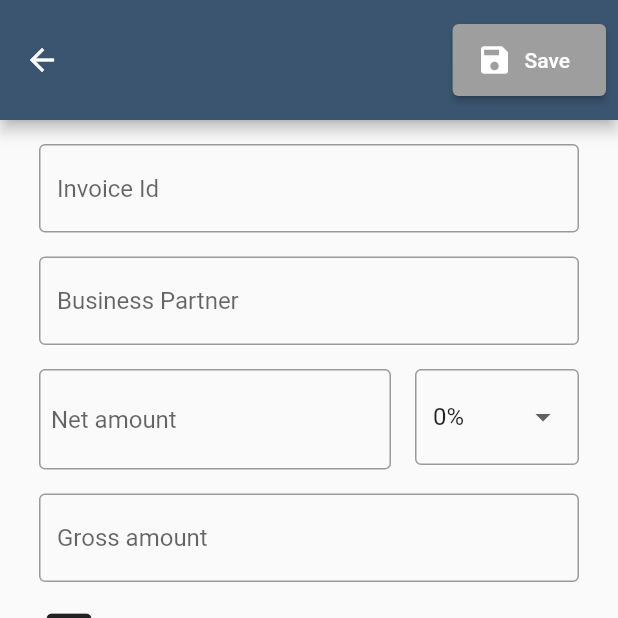
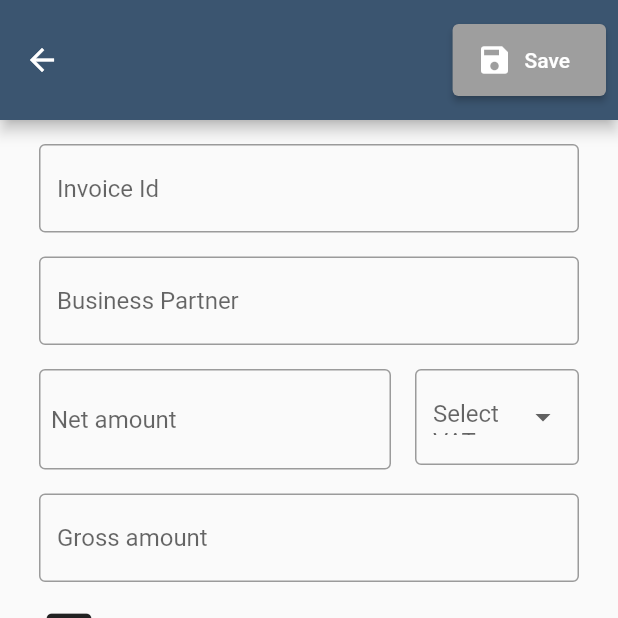
Before and after one commit to ciurkoj/invoices, a Flutter app: the screen it shows after launch, after a tap on the "add" icon, on a phone screen of 412 x 824 dp, the top half of it. Run offline on Flutter 3.47's test engine with Material 2 defaults, Android fonts, the phone set to English and light mode, and no system bars; our stand-ins replace file_picker, flutter_svg, sqflite; missing offline and left inert: pdfx; accounts and stored records are empty.

Commit message:
Updated widgets, improved pdf view, details page and form widget

```diff
--- a/lib/db/invoice_database.dart
+++ b/lib/db/invoice_database.dart
@@ -37,7 +37,7 @@ class InvoiceDatabase {
     ${InvoiceFields.netAmount} $doubleType,
     ${InvoiceFields.grossAmount} $textType,
     ${InvoiceFields.vat} $integerType,
-    ${InvoiceFields.filePath} $textType
+    ${InvoiceFields.file} $textType
     )
     ''');
   }
@@ -45,7 +45,7 @@ class InvoiceDatabase {
   Future<Invoice> create(Invoice invoice) async {
     final db = await instance.database;
 
-    final id = await (db.insert(tableInvoice, invoice.toJson()));
+    final id = await (db.insert(tableInvoice, invoice.toJson(invoice)));
     return invoice.copy(id: id);
   }
 
@@ -79,7 +79,7 @@ class InvoiceDatabase {
 
     return db.update(
       tableInvoice,
-      invoice.toJson(),
+      invoice.toJson(invoice),
       where: '${InvoiceFields.id} = ?',
       whereArgs: [invoice.id],
     );
--- a/lib/models/invoice.dart
+++ b/lib/models/invoice.dart
@@ -1,13 +1,15 @@
+import 'dart:convert';
+import 'dart:typed_data';
+
+import 'package:file_picker/file_picker.dart';
 import 'package:json_annotation/json_annotation.dart';
-
-part "invoice.g.dart";
 
 const String tableInvoice = 'invoices';
 
 class InvoiceFields {
   static final List<String> values = [
     /// Add all fields
-    id, invoiceId, businessPartner, netAmount, vat, grossAmount ,filePath
+    id, invoiceId, businessPartner, netAmount, vat, grossAmount, file
   ];
 
   static const String id = '_id';
@@ -16,30 +18,22 @@ class InvoiceFields {
   static const String netAmount = 'netAmount';
   static const String vat = 'VAT';
   static const String grossAmount = 'grossAmount';
-  static const String filePath = 'filePath';
+  static const String file = 'file';
 }
 
 @JsonSerializable()
 class Invoice {
   @JsonKey(name: '_id')
   final int? id;
-  final String invoiceId;
-  final String businessPartner;
-  final double netAmount;
+  final String? invoiceId;
+  final String? businessPartner;
+  final double? netAmount;
   @JsonKey(name: 'VAT')
-  final int vat;
-  final String grossAmount;
-  final String filePath;
+  final int? vat;
+  final String? grossAmount;
+  final Map<String, dynamic>? file;
 
-  Invoice({
-    this.id,
-    required this.invoiceId,
-    required this.businessPartner,
-    required this.netAmount,
-    required this.vat,
-    required this.grossAmount,
-    required this.filePath,
-  });
+  Invoice({this.id, this.invoiceId, this.businessPartner, this.netAmount, this.vat = 0, this.grossAmount, this.file});
 
   Invoice copy({
     int? id,
@@ -48,7 +42,7 @@ class Invoice {
     double? netAmount,
     int? vat,
     String? grossAmount,
-    String? filePath,
+    Map<String, dynamic>? file,
   }) =>
       Invoice(
           id: id ?? this.id,
@@ -57,10 +51,49 @@ class Invoice {
           netAmount: netAmount ?? this.netAmount,
           vat: vat ?? this.vat,
           grossAmount: grossAmount ?? this.grossAmount,
-        filePath: filePath ?? this.filePath,
+          file: file ?? this.file);
+
+  factory Invoice.fromJson(Map<String, dynamic> json) => Invoice(
+        id: json['_id'] as int?,
+        invoiceId: json['invoiceId'] as String?,
+        businessPartner: json['businessPartner'] as String?,
+        netAmount: (json['netAmount'] as num?)?.toDouble(),
+        vat: json['VAT'] as int? ?? 0,
+        grossAmount: json['grossAmount'] as String?,
+        file: jsonDecode(json['file']) as Map<String, dynamic>?,
       );
 
-  factory Invoice.fromJson(Map<String, dynamic> json) => _$InvoiceFromJson(json);
+  Map<String, dynamic> toJson(Invoice instance) => <String, dynamic>{
+        '_id': instance.id,
+        'invoiceId': instance.invoiceId,
+        'businessPartner': instance.businessPartner,
+        'netAmount': instance.netAmount,
+        'VAT': instance.vat,
+        'grossAmount': instance.grossAmount,
+        'file': jsonEncode(instance.file),
+      };
+}
 
-  Map<String, dynamic> toJson() => _$InvoiceToJson(this);
+class PlatformFileSerializer implements JsonConverter<PlatformFile, Map<String, dynamic>> {
+  const PlatformFileSerializer();
+
+  @override
+  PlatformFile fromJson(Map<String, dynamic> json) => PlatformFile(
+        path: json['path'] as String,
+        name: json['name'] as String,
+        size: int.parse(json['size']),
+        bytes: Uint8List.fromList(json['bytes']),
+        readStream: json['readStream'] as Stream<List<int>>?,
+        identifier: json['identifier'] as String?,
+      );
+
+  @override
+  Map<String, dynamic> toJson(PlatformFile instance) => <String, dynamic>{
+        "path": instance.path != null ? "${instance.path}" : null,
+        "name": instance.name != null ? "${instance.name}" : null,
+        "size": instance.size != null ? "${instance.size}" : null,
+        "bytes": instance.bytes != null ? "${instance.bytes}" : <int>[],
+        "readStream": instance.readStream != null ? "${instance.readStream}" : null,
+        "identifier": instance.identifier != null ? "${instance.identifier}" : null,
+      };
 }
--- a/lib/pages/add_invoice_form_page.dart
+++ b/lib/widgets/add_invoice_form_widget.dart
@@ -1,7 +1,5 @@
 import 'dart:async';
-import 'dart:io';
 import 'package:invoices/widgets/pdf_view_widget.dart';
-import 'package:path/path.dart';
 
 import 'package:file_picker/file_picker.dart';
 import 'package:flutter/material.dart';
@@ -11,34 +9,35 @@ import 'package:invoices/db/invoice_database.dart';
 import 'package:invoices/models/invoice.dart';
 import 'package:pdfx/pdfx.dart';
 
-class AddInvoiceFormPage extends StatefulWidget {
+class AddInvoiceFormWidget extends StatefulWidget {
   final Invoice? invoice;
+  final List<Widget>? actions;
 
-  const AddInvoiceFormPage({
+  AddInvoiceFormWidget({
     Key? key,
     this.invoice,
+    this.actions,
   }) : super(key: key);
 
   @override
-  AddInvoiceFormPageState createState() {
-    return AddInvoiceFormPageState();
+  AddInvoiceFormWidgetState createState() {
+    return AddInvoiceFormWidgetState();
   }
 }
 
-class AddInvoiceFormPageState extends State<AddInvoiceFormPage> {
+class AddInvoiceFormWidgetState extends State<AddInvoiceFormWidget> {
   final _formKey = GlobalKey<FormState>();
 
-  final _scaffoldMessengerKey = GlobalKey<ScaffoldMessengerState>();
   List<PlatformFile>? _paths = [];
   late final TextEditingController _grossAmountController;
   late final TextEditingController _netAmountController1;
   late final TextEditingController _businessPartnerController;
   late final TextEditingController _invoiceIdController;
   PdfController? pdfController;
-  int vat = 0;
   AutovalidateMode mode = AutovalidateMode.onUserInteraction;
-  File? file;
   Color color = Colors.grey;
+  int? vat;
+  String? _filePath;
   Invoice? invoice;
 
 
@@ -46,27 +45,27 @@ class AddInvoiceFormPageState extends State<AddInvoiceFormPage> {
   void initState() {
     super.initState();
     _grossAmountController = TextEditingController(text: widget.invoice?.grossAmount);
-    _netAmountController1 = TextEditingController(text: widget.invoice?.netAmount != null ? widget.invoice?.netAmount.toString() : "");
+    _netAmountController1 = TextEditingController(
+        text: widget.invoice?.netAmount
+            .toString()); // widget.invoice?.netAmount != null ? widget.invoice?.netAmount.toString() : null);
     _businessPartnerController = TextEditingController(text: widget.invoice?.businessPartner);
     _invoiceIdController = TextEditingController(text: widget.invoice?.invoiceId);
-    vat = widget.invoice?.vat ?? 0;
     if (widget.invoice != null) {
-      file = File(widget.invoice!.filePath);
-      int size = 0;
-      try {
-        size = file!.lengthSync();
-      } on FileSystemException {
-        print("Exception Occurs");
+      setState(() {
+        vat = widget.invoice?.vat;
+        _filePath = widget.invoice?.file!['path'];
+        if (_filePath != null) {
+          pdfController = PdfController(document: PdfDocument.openFile(_filePath!));
         }
-      _paths?.add(PlatformFile(name: basename(file!.path), size: size, path: widget.invoice!.filePath));
+      });
       invoice = Invoice(
-          id: widget.invoice!.id,
-          invoiceId: widget.invoice!.invoiceId,
-          businessPartner: widget.invoice!.businessPartner,
-          netAmount: widget.invoice!.netAmount,
-          vat: widget.invoice!.vat,
-          grossAmount: widget.invoice!.grossAmount,
-          filePath: widget.invoice!.filePath);
+          id: widget.invoice?.id,
+          invoiceId: widget.invoice?.invoiceId,
+          businessPartner: widget.invoice?.businessPartner,
+          netAmount: widget.invoice?.netAmount,
+          vat: widget.invoice?.vat,
+          grossAmount: widget.invoice?.grossAmount,
+          file: widget.invoice?.file);
     }
   }
 
@@ -81,38 +80,30 @@ class AddInvoiceFormPageState extends State<AddInvoiceFormPage> {
     }
     setState(() {
       _paths = null;
+      _filePath = null;
     });
-  }
-
-  void _logException(String message) {
-    _scaffoldMessengerKey.currentState?.hideCurrentSnackBar();
-    _scaffoldMessengerKey.currentState?.showSnackBar(
-      SnackBar(
-        content: Text(message),
-      ),
-    );
   }
 
   void _pickFiles() async {
     _resetState();
-    try {
     _paths = (await FilePicker.platform.pickFiles(type: FileType.custom, allowedExtensions: ['pdf']))?.files;
-      pdfController = PdfController(document: PdfDocument.openFile(_paths!.first.path!));
-    } on PlatformException catch (e) {
-      _logException('Unsupported operation$e');
-    } catch (e) {
-      _logException(e.toString());
-    }
-    if (!mounted) return;
     setState(() {
-      file = File(_paths!.first.path!);
+      if (_formKey.currentState?.validate() == true) {
+        setState(() {
+          color = Colors.greenAccent;
         });
       }
-
+      _filePath = _paths?.first.path;
+      if (_filePath != null) {
+        pdfController = PdfController(document: PdfDocument.openFile(_filePath!));
+      }
+    });
+    if (!mounted) return;
+  }
 
   String calculateVAT(String value) {
     double x = double.parse(value);
-    double p = (vat / 100);
+    double p = ((vat ?? 0) / 100);
     return (x + (x * p)).toStringAsFixed(2);
   }
 
@@ -122,6 +113,7 @@ class AddInvoiceFormPageState extends State<AddInvoiceFormPage> {
         appBar: AppBar(
           toolbarHeight: 80,
           actions: [
+            if(widget.actions?.isNotEmpty == true) widget.actions!.reduce((value, element) => element),
             Padding(
               padding: const EdgeInsets.only(right: 8.0),
               child: buildSaveButton(context),
@@ -144,8 +136,7 @@ class AddInvoiceFormPageState extends State<AddInvoiceFormPage> {
           },
           child: Padding(
             padding: const EdgeInsets.symmetric(horizontal: 18.0, vertical: 8),
-            child: ListView(
-                children: <Widget>[
+            child: ListView(children: <Widget>[
               Padding(
                 padding: const EdgeInsets.all(8.0),
                 child: TextFormField(
@@ -280,85 +271,7 @@ class AddInvoiceFormPageState extends State<AddInvoiceFormPage> {
                   },
                 ),
               ),
-              Column(
-                children: [
-                  Flex(
-                    direction: Axis.horizontal,
-                    mainAxisAlignment: MainAxisAlignment.spaceBetween,
-                    children: [
-                      Flexible(
-                        child: Flex(
-                          direction: Axis.horizontal,
-                          children: [
-                            Flexible(
-                              child: IconButton(
-                                iconSize: 40,
-                                onPressed: () => _pickFiles(),
-                                icon: const Icon(
-                                  Icons.add_box_outlined,
-                                ),
-                                // child: Text(_multiPick ? 'Pick files' : 'Pick file'),
-                              ),
-                            ),
-                            Flexible(
-                                flex: 2,
-                                child: Text("Attach an invoice".replaceAll("", "\u{200B}"), style: const TextStyle(overflow: TextOverflow.ellipsis)))
-                          ],
-                        ),
-                      ),
-                      _paths?.isNotEmpty == true
-                          ? Flexible(
-                              child: Flex(
-                                direction: Axis.horizontal,
-                                children: [
-                              Flexible(
-                                child: SvgPicture.asset(
-                                  "assets/pdf-svgrepo-com.svg",
-                                  height: 40,
-                                ),
-                              ),
-                              Flexible(
-                                flex: 3,
-                                child: Text(
-                                  _paths!.first.name.replaceAll("", "\u{200B}"),
-                                  style: const TextStyle(overflow: TextOverflow.ellipsis),
-                                ),
-                              ),
-                                ],
-                              ),
-                            )
-                          : Container(),
-                    ],
-                  ),
-                  if (_paths?.isEmpty ?? mode == AutovalidateMode.always)
-                    Padding(
-                      padding: const EdgeInsets.only(left: 18.0),
-                      child: Row(
-                        children: [
-                          Text(
-                            "Please attach a file",
-                            style: TextStyle(color: Theme.of(context).colorScheme.error),
-                          ),
-                        ],
-                      ),
-                    )
-                ],
-              ),
-                  if (_paths?.isNotEmpty == true && pdfController != null)
-                    SizedBox(
-                      height: 700,
-                      child: InkWell(
-                        onTap: () => Navigator.push(
-                          context,
-                          MaterialPageRoute(
-                            builder: (context) => PdfViewPage(path: _paths?.first.path),
-                          ),
-                        ),
-                        child: PdfView(
-                          controller: pdfController!,
-                        ),
-                      ),
-                    ),
+              buildAttachFile(context)
             ]),
           ),
         ));
@@ -374,13 +287,12 @@ class AddInvoiceFormPageState extends State<AddInvoiceFormPage> {
         ),
         onPressed: () async {
           if (color != Colors.grey) {
-            if (_formKey.currentState!.validate() && _paths != null) {
+            if (_formKey.currentState!.validate() && _filePath != null) {
               ScaffoldMessenger.of(context).showSnackBar(
                 const SnackBar(content: Text('Processing Data')),
               );
               setState(() {
                 addOrUpdateInvoice(context);
-                vat = 0;
                 _paths = null;
                 _formKey.currentState!.reset();
                 _netAmountController1.text = '';
@@ -430,7 +342,7 @@ class AddInvoiceFormPageState extends State<AddInvoiceFormPage> {
     final isValid = _formKey.currentState!.validate();
 
     if (isValid) {
-      final isUpdating = invoice != null;
+      final isUpdating = widget.invoice != null;
 
       if (isUpdating) {
         await updateInvoice();
@@ -441,16 +353,15 @@ class AddInvoiceFormPageState extends State<AddInvoiceFormPage> {
   }
 
   Future updateInvoice() async {
-    final minvoice = invoice!.copy(
-      id: invoice!.id,
+    final invoice = widget.invoice?.copy(
+        id: widget.invoice!.id,
         invoiceId: _invoiceIdController.text,
         businessPartner: _businessPartnerController.text,
         vat: vat,
         netAmount: double.parse(_netAmountController1.text),
         grossAmount: _grossAmountController.text,
-      filePath: file!.path,
-    );
-    await InvoiceDatabase.instance.update(minvoice);
+        file: widget.invoice?.file);
+    invoice != null ? await InvoiceDatabase.instance.update(invoice) : null;
   }
 
   Future addInvoice() async {
@@ -460,7 +371,88 @@ class AddInvoiceFormPageState extends State<AddInvoiceFormPage> {
       vat: vat,
       netAmount: double.parse(_netAmountController1.text),
       grossAmount: _grossAmountController.text,
-      filePath: file!.path,
+      file: _paths != null ? const PlatformFileSerializer().toJson(_paths!.first) : null,
     ));
   }
+
+  Widget buildAttachFile(BuildContext context) => Column(
+        children: [
+          Flex(
+            direction: Axis.horizontal,
+            mainAxisAlignment: MainAxisAlignment.spaceBetween,
+            children: [
+              Flexible(
+                child: Flex(
+                  direction: Axis.horizontal,
+                  children: [
+                    Flexible(
+                      child: IconButton(
+                        iconSize: 40,
+                        onPressed: () => _pickFiles(),
+                        icon: const Icon(
+                          Icons.add_box_outlined,
+                        ),
+                        // child: Text(_multiPick ? 'Pick files' : 'Pick file'),
+                      ),
+                    ),
+                    Flexible(
+                        flex: 2,
+                        child: Text("Attach an invoice".replaceAll("", "\u{200B}"),
+                            style: const TextStyle(overflow: TextOverflow.ellipsis)))
+                  ],
+                ),
+              ),
+              (widget.invoice != null && _filePath != null)
+                  ? Flexible(
+                      child: Flex(
+                        direction: Axis.horizontal,
+                        children: [
+                          Flexible(
+                            child: SvgPicture.asset(
+                              "assets/pdf-svgrepo-com.svg",
+                              height: 40,
+                            ),
+                          ),
+                          Flexible(
+                            flex: 3,
+                            child: Text(
+                              widget.invoice?.file!['name']!.replaceAll("", "\u{200B}"),
+                              style: const TextStyle(overflow: TextOverflow.ellipsis),
+                            ),
+                          ),
+                        ],
+                      ),
+                    )
+                  : Container(),
+            ],
+          ),
+          if (_filePath == null)
+            Padding(
+              padding: const EdgeInsets.only(left: 18.0),
+              child: Row(
+                children: [
+                  Text(
+                    "Please attach a file",
+                    style: TextStyle(color: Theme.of(context).colorScheme.error),
+                  ),
+                ],
+              ),
+            ),
+          if (_filePath != null)
+            SizedBox(
+              height: 600,
+              child: InkWell(
+                onTap: () => Navigator.push(
+                  context,
+                  MaterialPageRoute(
+                    builder: (context) => PdfViewPage(path: _filePath),
+                  ),
+                ),
+                child: PdfView(
+                  controller: pdfController!,
+                ),
+              ),
+            ),
+        ],
+      );
 }
--- a/lib/widgets/pdf_view_widget.dart
+++ b/lib/widgets/pdf_view_widget.dart
@@ -7,6 +7,7 @@ class PdfViewPage extends StatefulWidget {
 
   PdfViewPage({Key? key, this.path}) : super(key: key);
 
+  @override
   _PdfViewPageState createState() => _PdfViewPageState();
 }
 
@@ -65,7 +66,7 @@ class _PdfViewPageState extends State<PdfViewPage> with WidgetsBindingObserver,
                           padding: const EdgeInsets.all(8.0),
                           child: Align(
                               alignment: Alignment.bottomCenter,
-                              child: Container(child: Text("$currentPage/${_pdfController.pagesCount}")))),
+                              child: Text("$currentPage/${_pdfController.pagesCount}"))),
                     )
                   : Positioned.fill(
                       child: Padding(
```
Also changed, not shown: lib/pages/invoice_detail_page.dart (+5 -29 lines), lib/pages/invoices_page.dart (+11 -9 lines), lib/models/invoice.g.dart (deleted). Lines whose indentation alone changed are shown as unchanged.
